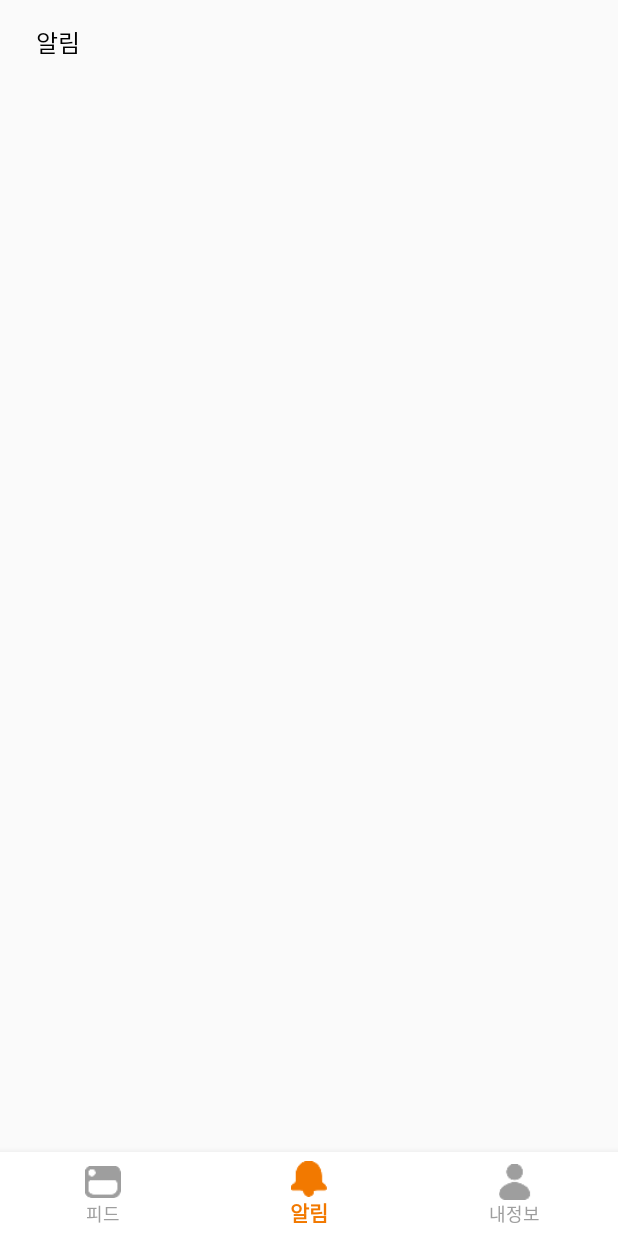
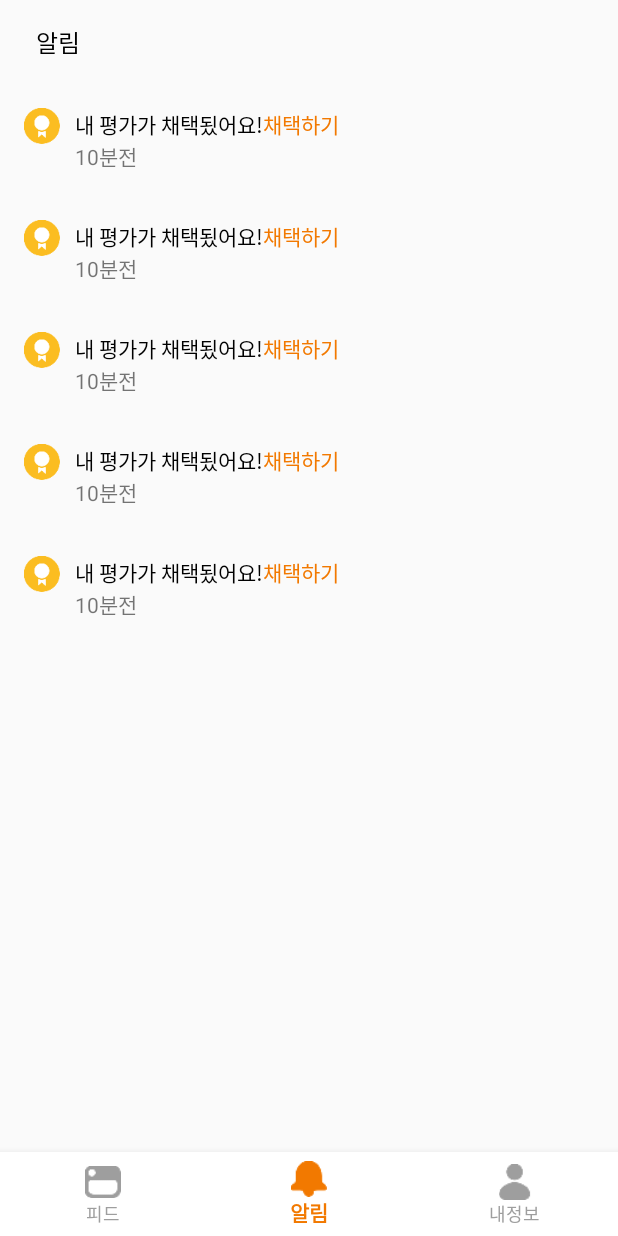
Before and after one commit to mash-up-kr/feedget-android, an Android app: the screen it shows after launch (MainActivity), item 2 of the bottom bar chosen, on a phone screen of 412 x 824 dp. Run offline under Robolectric (Android 15) with nearby library versions, the phone set to English and light mode, and no system bars; our stand-ins replace Dagger/Hilt's generated code, RxJava, data binding.

Commit message:
add news list

```diff
--- a/ProjectFeedget/app/src/main/java/kr/mashup/feedget/injection/module/AppModule.kt
+++ b/ProjectFeedget/app/src/main/java/kr/mashup/feedget/injection/module/AppModule.kt
@@ -63,6 +63,11 @@ open class AppModule {
     @PerApplication
     internal fun provideUserRepository(apiService: FeedGetService): UserRepository =
         UserRemoteDataSource(apiService)
+
+    @Provides
+    @PerApplication
+    internal fun provideNotificationRepository(apiService: FeedGetService): NotificationRepository =
+            NotificationRemoteDataSource(apiService)
 
     @Provides
     @PerApplication
--- a/ProjectFeedget/app/src/main/java/kr/mashup/feedget/ui/main/tabs/news/Contract.java
+++ b/ProjectFeedget/app/src/main/java/kr/mashup/feedget/ui/main/tabs/news/Contract.java
@@ -1,4 +1,8 @@
 package kr.mashup.feedget.ui.main.tabs.news;
+
+import android.support.v7.widget.RecyclerView;
+
+import kr.mashup.feedget.domain.interactor.usecases.GetNotifications;
 
 public interface Contract {
 
@@ -7,7 +11,11 @@ public interface Contract {
     }
 
     interface Presenter {
+        Presenter setNotificationRepository(GetNotifications getNotifications);
 
+        void loadNotifications();
+
+        RecyclerView.Adapter getNewsAdapter();
     }
 
 }
--- /dev/null
+++ b/ProjectFeedget/app/src/main/java/kr/mashup/feedget/ui/main/tabs/news/NewsAdapter.java
@@ -0,0 +1,50 @@
+package kr.mashup.feedget.ui.main.tabs.news;
+
+import android.databinding.DataBindingUtil;
+import android.support.v7.widget.RecyclerView;
+import android.view.LayoutInflater;
+import android.view.ViewGroup;
+
+import java.util.ArrayList;
+import java.util.List;
+
+import kr.mashup.feedget.R;
+import kr.mashup.feedget.entity.Notification;
+
+public class NewsAdapter extends RecyclerView.Adapter{
+
+    private ArrayList<Notification> items;
+
+    public NewsAdapter(){
+        this.items = new ArrayList<>();
+    }
+
+    @Override
+    public RecyclerView.ViewHolder onCreateViewHolder(ViewGroup parent, int viewType) {
+        return new NewsViewHolder(
+                DataBindingUtil.inflate(
+                        LayoutInflater.from(parent.getContext()),
+                        R.layout.card_news,
+                        null,
+                        false
+                )
+        );
+    }
+
+    @Override
+    public void onBindViewHolder(RecyclerView.ViewHolder holder, int position) {
+        ((NewsViewHolder)holder).setData(
+                items.get(position)
+        );
+    }
+
+    @Override
+    public int getItemCount() {
+        return items.size();
+    }
+
+    public void addList(List<Notification> items){
+        this.items.addAll(items);
+        notifyDataSetChanged();
+    }
+}
--- a/ProjectFeedget/app/src/main/java/kr/mashup/feedget/ui/main/tabs/news/NewsFragment.java
+++ b/ProjectFeedget/app/src/main/java/kr/mashup/feedget/ui/main/tabs/news/NewsFragment.java
@@ -2,22 +2,29 @@ package kr.mashup.feedget.ui.main.tabs.news;
 
 import android.os.Bundle;
 import android.support.annotation.Nullable;
+import android.support.v7.widget.LinearLayoutManager;
 import android.view.LayoutInflater;
 import android.view.View;
 import android.view.ViewGroup;
+
+import javax.inject.Inject;
 
 import dagger.android.support.AndroidSupportInjection;
 import kr.mashup.feedget.R;
 import kr.mashup.feedget.databinding.FragmentFeedBinding;
 import kr.mashup.feedget.databinding.FragmentNewsBinding;
+import kr.mashup.feedget.domain.interactor.usecases.GetNotifications;
 import kr.mashup.feedget.ui.base.BaseFragment;
 
-public class NewsFragment extends BaseFragment<NewsPresenter> implements Contract.View {
+public class NewsFragment extends BaseFragment<Contract.Presenter> implements Contract.View {
 
     private FragmentNewsBinding binding;
 
+    @Inject
+    protected GetNotifications getNotifications;
+
     @Override
-    protected NewsPresenter buildPresenter() {
+    protected Contract.Presenter buildPresenter() {
         return new NewsPresenter();
     }
 
@@ -34,5 +41,21 @@ public class NewsFragment extends BaseFragment<NewsPresenter> implements Contrac
 
     private void init(){
         AndroidSupportInjection.inject(this);
+        presenter.setNotificationRepository(getNotifications);
+
+        initViews();
+
+        presenter.loadNotifications();
+    }
+
+    private void initViews(){
+        initRecyclerView();
+    }
+
+    private void initRecyclerView(){
+        binding.recyclerView.setLayoutManager(
+                new LinearLayoutManager(getContext())
+        );
+        binding.recyclerView.setAdapter(presenter.getNewsAdapter());
     }
 }
--- a/ProjectFeedget/app/src/main/java/kr/mashup/feedget/ui/main/tabs/news/NewsPresenter.java
+++ b/ProjectFeedget/app/src/main/java/kr/mashup/feedget/ui/main/tabs/news/NewsPresenter.java
@@ -1,4 +1,47 @@
 package kr.mashup.feedget.ui.main.tabs.news;
 
+import android.support.v7.widget.RecyclerView;
+import android.util.Log;
+
+import java.util.List;
+
+import io.reactivex.observers.DisposableSingleObserver;
+import kotlin.Pair;
+import kr.mashup.feedget.domain.interactor.usecases.GetNotifications;
+import kr.mashup.feedget.entity.Notification;
+
 public class NewsPresenter implements Contract.Presenter {
+
+    private GetNotifications getNotifications;
+    private NewsAdapter newsAdapter;
+
+    @Override
+    public Contract.Presenter setNotificationRepository(GetNotifications getNotifications) {
+        this.getNotifications = getNotifications;
+        return this;
+    }
+
+    @Override
+    public void loadNotifications() {
+        getNotifications.execute(new DisposableSingleObserver<Pair<? extends Long, ? extends List<? extends Notification>>>() {
+            @Override
+            public void onSuccess(Pair<? extends Long, ? extends List<? extends Notification>> pair) {
+                List<Notification> notificationList = (List<Notification>) pair.getSecond();
+                Log.i("tag", "list : " + notificationList.size());
+                newsAdapter.addList(notificationList);
+            }
+
+            @Override
+            public void onError(Throwable e) {
+                e.printStackTrace();
+                throw new RuntimeException("network error", e);
+            }
+        }, new GetNotifications.Params(""));
+    }
+
+    @Override
+    public RecyclerView.Adapter getNewsAdapter() {
+        if(newsAdapter == null) newsAdapter = new NewsAdapter();
+        return newsAdapter;
+    }
 }
--- /dev/null
+++ b/ProjectFeedget/app/src/main/java/kr/mashup/feedget/ui/main/tabs/news/NewsViewHolder.java
@@ -0,0 +1,25 @@
+package kr.mashup.feedget.ui.main.tabs.news;
+
+import android.databinding.ViewDataBinding;
+import android.support.v7.widget.RecyclerView;
+import android.view.View;
+
+import kr.mashup.feedget.databinding.CardNewsBinding;
+import kr.mashup.feedget.entity.Notification;
+
+public class NewsViewHolder extends RecyclerView.ViewHolder {
+
+    private CardNewsBinding binding;
+
+    public NewsViewHolder(ViewDataBinding binding) {
+        super(binding.getRoot());
+
+        this.binding = (CardNewsBinding) binding;
+    }
+
+    public void setData(Notification notification) {
+
+    }
+
+
+}
--- /dev/null
+++ b/ProjectFeedget/app/src/main/res/layout/card_news.xml
@@ -0,0 +1,45 @@
+<?xml version="1.0" encoding="utf-8"?>
+<layout xmlns:android="http://schemas.android.com/apk/res/android">
+
+    <LinearLayout
+        android:layout_width="match_parent"
+        android:layout_height="wrap_content"
+        android:orientation="horizontal"
+        android:padding="16dp">
+
+        <ImageView
+            android:layout_width="24dp"
+            android:layout_height="24dp"
+            android:src="@drawable/icon_news_alert_1" />
+
+        <LinearLayout
+            android:layout_width="match_parent"
+            android:layout_height="wrap_content"
+            android:layout_marginLeft="10dp"
+            android:layout_weight="1"
+            android:orientation="vertical">
+
+            <TextView
+                android:layout_width="wrap_content"
+                android:layout_height="wrap_content"
+                android:text="내 평가가 채택됬어요!"
+                android:textColor="@color/black"
+                android:textSize="14dp" />
+
+            <TextView
+                android:layout_width="wrap_content"
+                android:layout_height="wrap_content"
+                android:text="10분전" />
+
+        </LinearLayout>
+
+        <TextView
+            android:layout_width="wrap_content"
+            android:layout_height="wrap_content"
+            android:text="채택하기"
+            android:textColor="@color/pumpkin_orange"
+            android:textSize="14dp" />
+
+    </LinearLayout>
+
+</layout>
--- a/ProjectFeedget/app/src/main/res/layout/fragment_news.xml
+++ b/ProjectFeedget/app/src/main/res/layout/fragment_news.xml
@@ -9,9 +9,9 @@
         <LinearLayout
             android:layout_width="match_parent"
             android:layout_height="56dp"
-            android:paddingLeft="24dp"
             android:gravity="center_vertical"
-            android:orientation="horizontal">
+            android:orientation="horizontal"
+            android:paddingLeft="24dp">
 
             <TextView
                 android:layout_width="wrap_content"
@@ -22,6 +22,11 @@
 
         </LinearLayout>
 
+        <android.support.v7.widget.RecyclerView
+            android:id="@+id/recycler_view"
+            android:layout_width="match_parent"
+            android:layout_height="match_parent" />
+
     </LinearLayout>
 
 </layout>
--- /dev/null
+++ b/ProjectFeedget/data/src/main/java/kr/mashup/feedget/data/repository/NotificationRemoteDataSource.kt
@@ -0,0 +1,16 @@
+package kr.mashup.feedget.data.repository
+
+import io.reactivex.Completable
+import io.reactivex.Single
+import kr.mashup.feedget.domain.repository.CreationRepository
+import kr.mashup.feedget.domain.repository.NotificationRepository
+import kr.mashup.feedget.entity.Creation
+import kr.mashup.feedget.entity.Notification
+import kr.mashup.feedget.remote.FeedGetService
+
+class NotificationRemoteDataSource(private val api: FeedGetService) : NotificationRepository {
+    override fun getNotifications(page: String): Single<Pair<Long, List<Notification>>> =
+            api.getNotifications(page)
+                    .map { it.nextPage to it.list }
+
+}
```
Also changed, not shown: ProjectFeedget/app/src/main/res/drawable-xxxhdpi/icon_news_alert_1.png (added).
